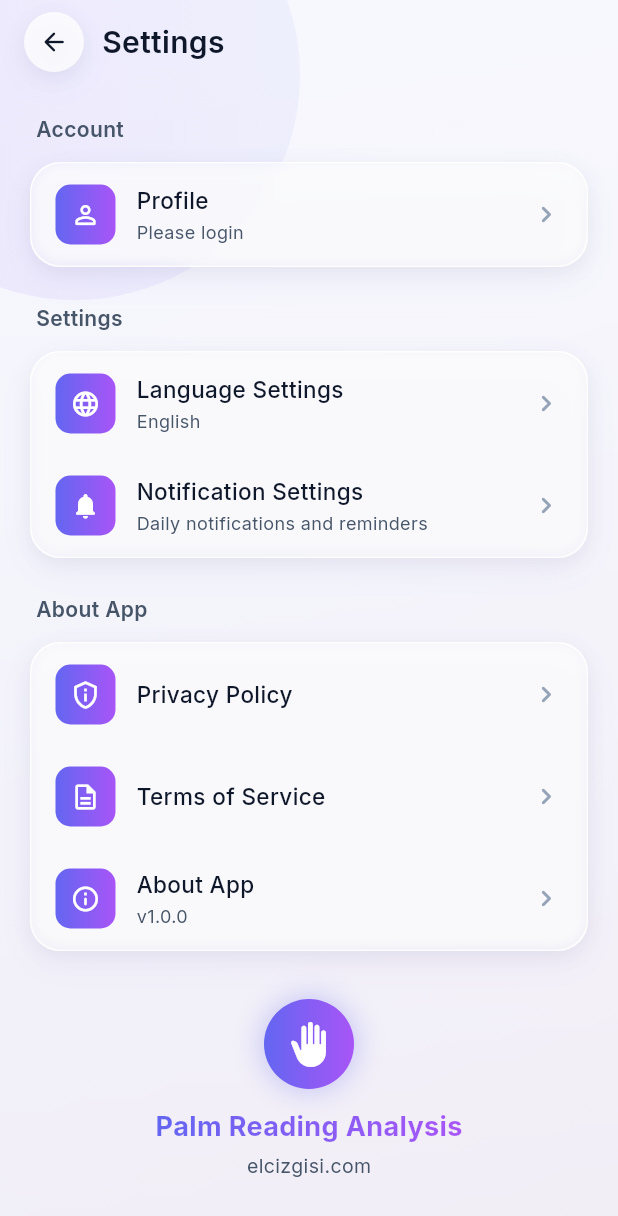
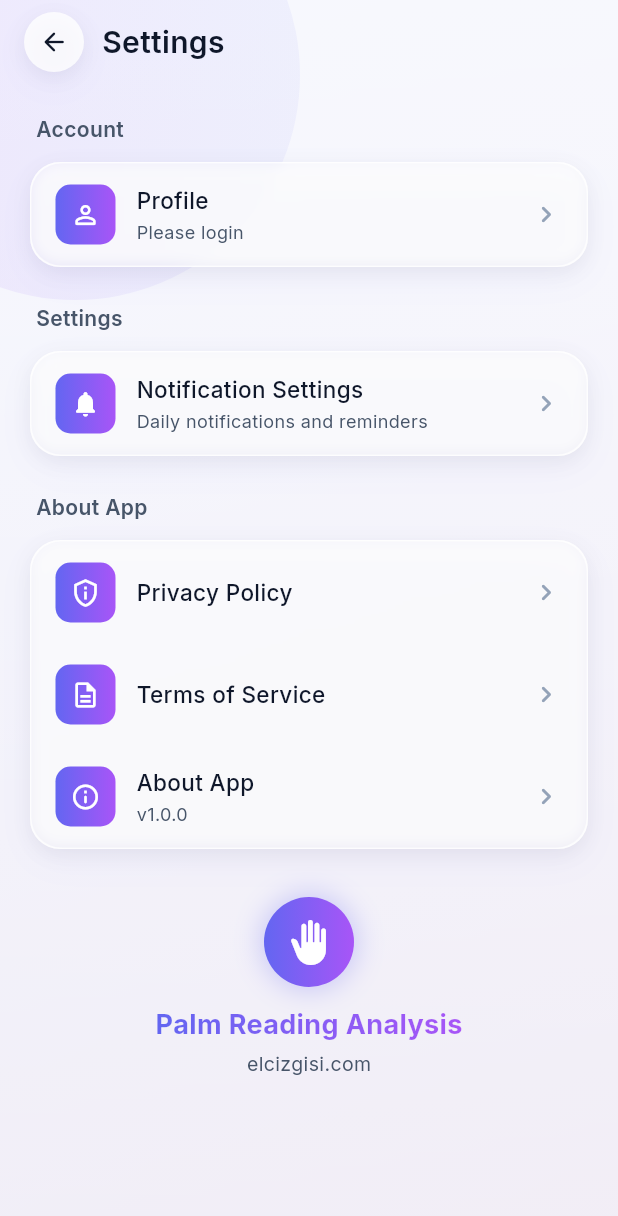
Before and after one commit to akarak25/buisibilenadam, a Flutter app: the SettingsScreen screen opened directly, on a phone screen of 412 x 824 dp. Shown: the top 1216 px of the screen. Run offline on Flutter 3.47's test engine with Material 3 defaults, Android fonts, the light colour scheme and no system bars; our stand-ins replace camera, firebase_core, firebase_messaging, flutter_markdown, flutter_secure_storage, google_fonts and 3 more; accounts and stored records are empty; network calls fail.

Commit message:
dil seçeneği kaldırıldı

```diff
--- a/lib/screens/profile_screen.dart
+++ b/lib/screens/profile_screen.dart
@@ -643,13 +643,6 @@ class _ProfileScreenState extends State<ProfileScreen> {
           child: Column(
             children: [
               _buildActionTile(
-                icon: Icons.language_rounded,
-                title: lang.languageSettings,
-                onTap: () {
-                  // Already have language settings in settings screen
-                },
-              ),
-              _buildActionTile(
                 icon: Icons.logout_rounded,
                 title: lang.logout,
                 onTap: _logout,
--- a/lib/screens/settings_screen.dart
+++ b/lib/screens/settings_screen.dart
@@ -4,7 +4,6 @@ import 'package:google_fonts/google_fonts.dart';
 import 'package:palm_analysis/utils/theme.dart';
 import 'package:palm_analysis/l10n/app_localizations.dart';
 import 'package:palm_analysis/screens/profile_screen.dart';
-import 'package:palm_analysis/screens/language_settings_screen.dart';
 import 'package:palm_analysis/screens/notification_settings_screen.dart';
 import 'package:palm_analysis/services/auth_service.dart';
 import 'package:palm_analysis/models/user.dart';
@@ -148,19 +147,6 @@ class _SettingsScreenState extends State<SettingsScreen> {
                           const SizedBox(height: 12),
                           _buildSettingsCard(
                             children: [
-                              _buildSettingsTile(
-                                icon: Icons.language_rounded,
-                                title: lang.languageSettings,
-                                subtitle: _getCurrentLanguageName(lang),
-                                onTap: () {
-                                  Navigator.of(context).push(
-                                    MaterialPageRoute(
-                                      builder: (_) =>
-                                          const LanguageSettingsScreen(),
-                                    ),
-                                  );
-                                },
-                              ),
                               _buildSettingsTile(
                                 icon: Icons.notifications_rounded,
                                 title: Localizations.localeOf(context).languageCode == 'tr'
@@ -405,15 +391,6 @@ class _SettingsScreenState extends State<SettingsScreen> {
     );
   }
 
-  String _getCurrentLanguageName(dynamic lang) {
-    final locale = Localizations.localeOf(context);
-    if (locale.languageCode == 'tr') {
-      return lang.turkish;
-    } else {
-      return lang.english;
-    }
-  }
-
   void _showAboutDialog() {
     final lang = AppLocalizations.of(context).currentLanguage;
 
```
